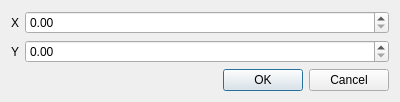
The window that EvolViz/PointInitializationDialog.ui (maciejgrzybek/EvolViz) describes before a commit, drawn with Qt 5.
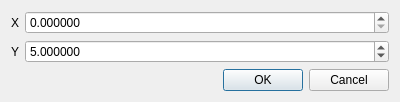
The same window after the commit.

Patch:
```diff
--- a/EvolViz/PointInitializationDialog.ui
+++ b/EvolViz/PointInitializationDialog.ui
@@ -39,10 +39,27 @@
     </widget>
    </item>
    <item row="0" column="1">
-    <widget class="QDoubleSpinBox" name="x"/>
+    <widget class="QDoubleSpinBox" name="x">
+     <property name="decimals">
+      <number>6</number>
+     </property>
+     <property name="maximum">
+      <double>999999.989999999990687</double>
+     </property>
+    </widget>
    </item>
    <item row="1" column="1">
-    <widget class="QDoubleSpinBox" name="y"/>
+    <widget class="QDoubleSpinBox" name="y">
+     <property name="decimals">
+      <number>6</number>
+     </property>
+     <property name="maximum">
+      <double>999999.989999999990687</double>
+     </property>
+     <property name="value">
+      <double>5.000000000000000</double>
+     </property>
+    </widget>
    </item>
   </layout>
  </widget>
```
